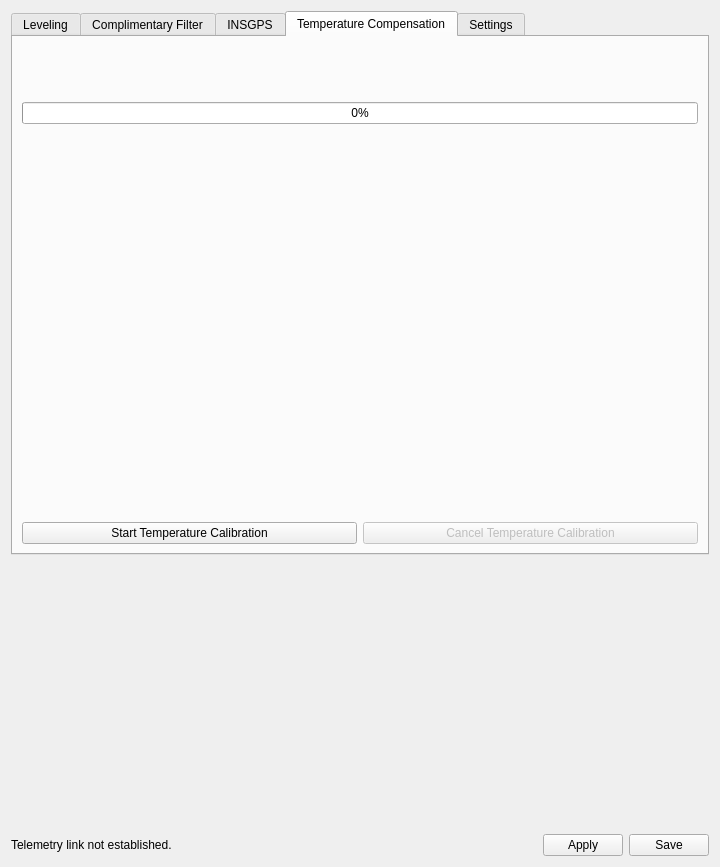
Before: the Qt Designer form ground/gcs/src/plugins/config/attitude.ui in TauLabs/TauLabs, drawn with Qt 5.
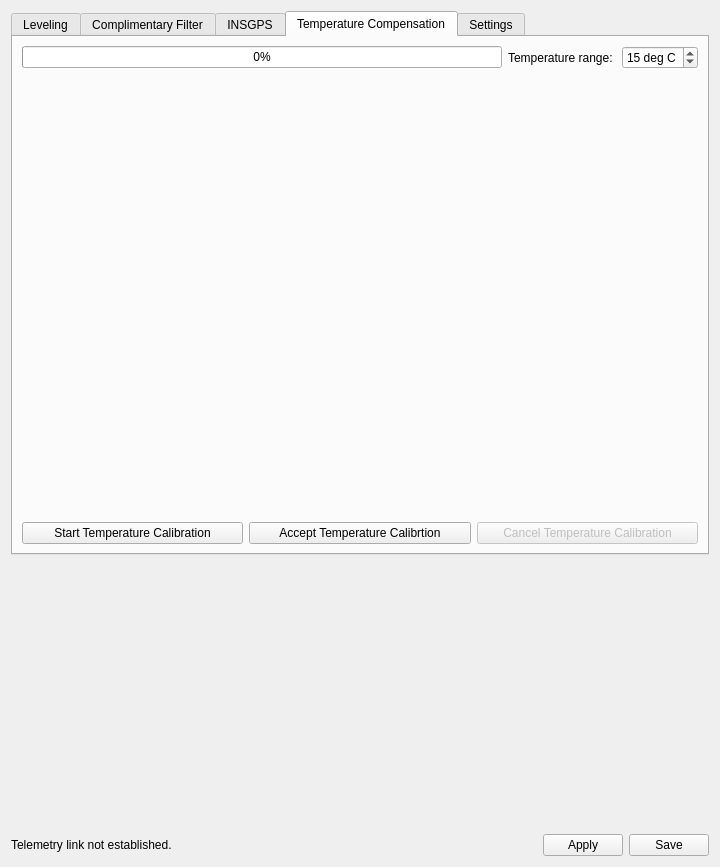
After: the same form once the commit is applied. The open tabs and pages were chosen to show the change. Icons and pictures are not drawn. Custom widgets are drawn as their Qt base class.

Commit message: GCS Temp Cal: Add accept button which will take the results of calibration early

The edit to the form file:
```diff
--- a/ground/gcs/src/plugins/config/attitude.ui
+++ b/ground/gcs/src/plugins/config/attitude.ui
@@ -466,6 +466,37 @@
        <string>Temperature Compensation</string>
       </attribute>
       <layout class="QVBoxLayout" name="verticalLayout">
+       <item>
+        <layout class="QHBoxLayout" name="horizontalLayout_2">
+         <item>
+          <widget class="QProgressBar" name="tempCalProgress">
+           <property name="value">
+            <number>0</number>
+           </property>
+          </widget>
+         </item>
+         <item>
+          <widget class="QLabel" name="label_3">
+           <property name="text">
+            <string>Temperature range: </string>
+           </property>
+          </widget>
+         </item>
+         <item>
+          <widget class="QSpinBox" name="tempCalRange">
+           <property name="suffix">
+            <string> deg C</string>
+           </property>
+           <property name="prefix">
+            <string/>
+           </property>
+           <property name="value">
+            <number>15</number>
+           </property>
+          </widget>
+         </item>
+        </layout>
+       </item>
        <item>
         <widget class="QLabel" name="tempCalMessage">
          <property name="maximumSize">
@@ -479,13 +510,6 @@
          </property>
         </widget>
        </item>
-       <item>
-        <widget class="QProgressBar" name="tempCalProgress">
-         <property name="value">
-          <number>0</number>
-         </property>
-        </widget>
-       </item>
        <item>
         <widget class="TempCompCurve" name="xGyroTemp" native="true"/>
        </item>
@@ -504,6 +528,13 @@
            </property>
           </widget>
          </item>
+         <item>
+          <widget class="QPushButton" name="acceptTempCal">
+           <property name="text">
+            <string>Accept Temperature Calibrtion</string>
+           </property>
+          </widget>
+         </item>
          <item>
           <widget class="QPushButton" name="cancelTempCal">
            <property name="enabled">
```
The commit also changes 3 other files.
